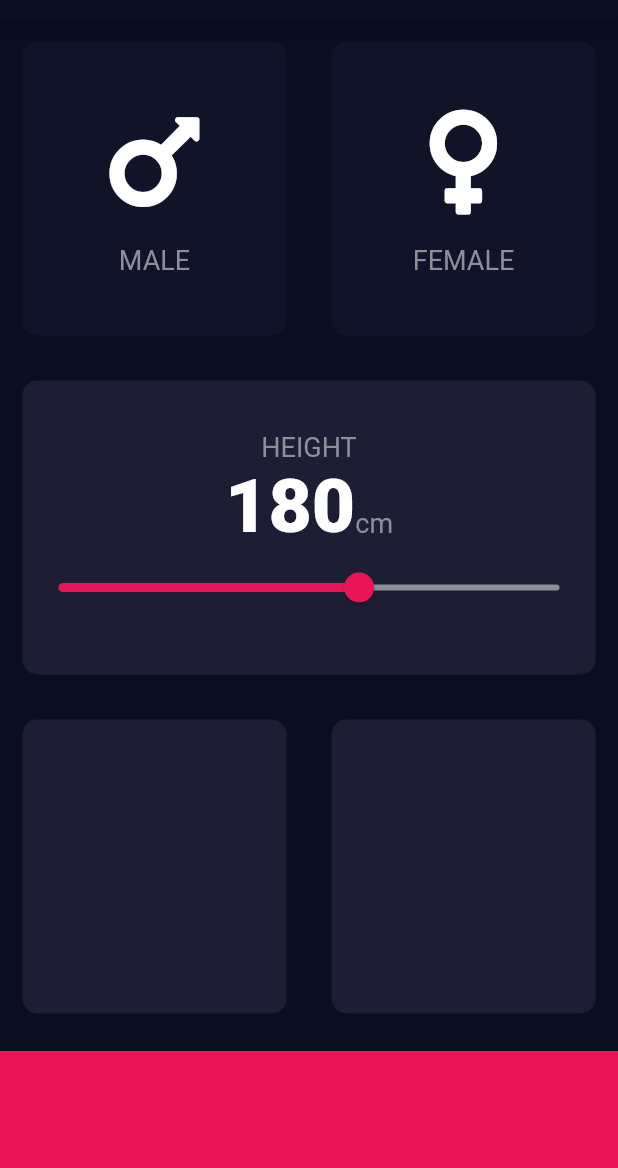
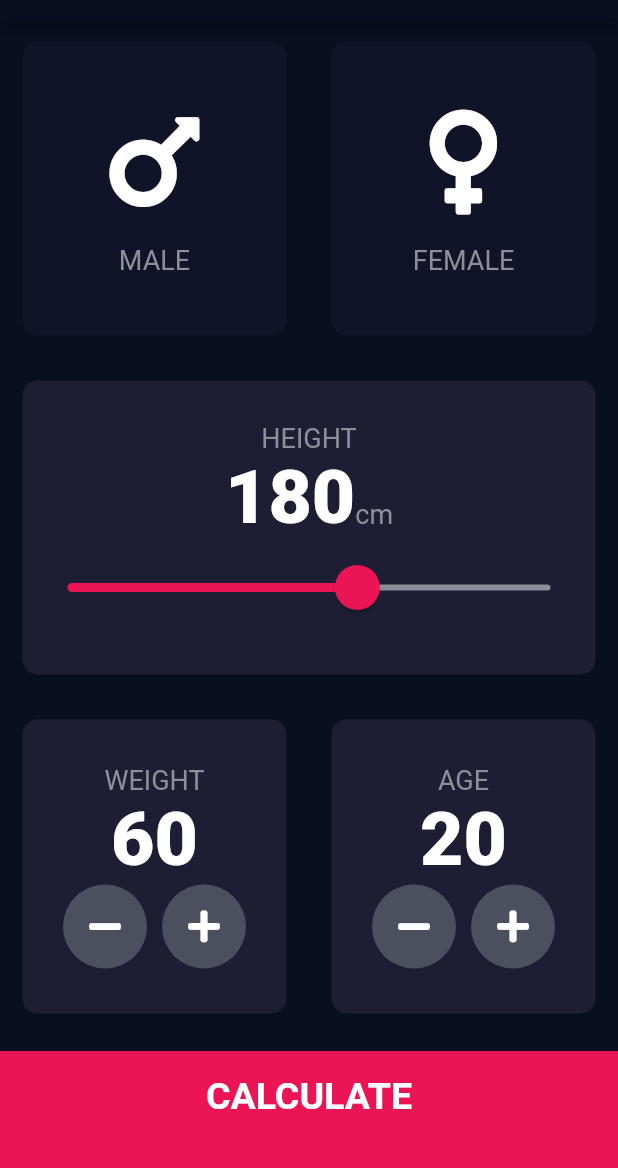
Before and after one commit to Vanshikaa00/bmi_calculator, a Flutter app: the screen it shows after launch, on a phone screen of 412 x 824 dp, the part 65-1233 px from its top. Run offline on Flutter 3.47's test engine with Material 2 defaults, Android fonts, the phone set to English and light mode, and no system bars; our stand-ins replace font_awesome_flutter.

Commit message:
COMMIT-3

```diff
--- /dev/null
+++ b/lib/calculator_brain.dart
@@ -0,0 +1,32 @@
+import 'dart:math';
+
+class CalculatorBrain {
+  CalculatorBrain({this.height, this.weight});
+  final int height;
+  final int weight;
+  double _bmi;
+  String calculateBMI() {
+    _bmi = weight / pow(height / 100, 2);
+    return _bmi.toStringAsFixed(1);
+  }
+
+  String getResult() {
+    if (_bmi >= 25) {
+      return 'Overweight';
+    } else if (_bmi >= 18.5) {
+      return 'Normal';
+    } else {
+      return 'Underweight';
+    }
+  }
+
+  String getInterpretation() {
+    if (_bmi >= 25) {
+      return 'You have a higher body weight. So, try to exercise more.';
+    } else if (_bmi >= 18.5) {
+      return 'You have a normal body weight. Good job!';
+    } else {
+      return 'You have a lower than normal body weight. So, you can eat a bit more.';
+    }
+  }
+}
--- /dev/null
+++ b/lib/components/bottom_button.dart
@@ -0,0 +1,28 @@
+import 'package:flutter/material.dart';
+import '../constants.dart';
+
+class BottomButton extends StatelessWidget {
+  final Function onTap;
+  final String ButtonTitle;
+  BottomButton({@required this.onTap, @required this.ButtonTitle});
+
+  @override
+  Widget build(BuildContext context) {
+    return GestureDetector(
+      onTap: onTap,
+      child: Container(
+        child: Center(
+          child: Text(
+            ButtonTitle,
+            style: kLargeButtonStyle,
+          ),
+        ),
+        color: kBottomContainerColor,
+        margin: EdgeInsets.only(top: 10.0),
+        width: double.infinity,
+        padding: EdgeInsets.only(bottom: 20.0),
+        height: kBottomContainerHeight,
+      ),
+    );
+  }
+}
--- a/lib/icon_content.dart
+++ b/lib/components/icon_content.dart
@@ -1,5 +1,5 @@
 import 'package:flutter/material.dart';
-import 'constants.dart';
+import '../constants.dart';
 
 class IconContent extends StatelessWidget {
   IconContent({@required this.icon, this.label});
--- /dev/null
+++ b/lib/components/round_icon_button.dart
@@ -0,0 +1,19 @@
+import 'package:flutter/material.dart';
+import 'package:bmicalculator/constants.dart';
+
+class RoundIconButton extends StatelessWidget {
+  RoundIconButton({@required this.icon, @required this.onPressed});
+  final IconData icon;
+  final Function onPressed;
+  @override
+  Widget build(BuildContext context) {
+    return RawMaterialButton(
+      child: Icon(icon),
+      onPressed: onPressed,
+      elevation: 0.0,
+      constraints: BoxConstraints.tightFor(width: 56.0, height: 56.0),
+      shape: CircleBorder(),
+      fillColor: Color(0xFF4C4F5E),
+    );
+  }
+}
--- a/lib/input_page.dart
+++ /dev/null
@@ -1,135 +0,0 @@
-import 'package:flutter/cupertino.dart';
-import 'package:flutter/material.dart';
-import 'package:font_awesome_flutter/font_awesome_flutter.dart';
-import 'icon_content.dart';
-import 'reusable_card.dart';
-import 'constants.dart';
-
-enum Gender {
-  female,
-  male,
-}
-
-class InputPage extends StatefulWidget {
-  @override
-  _InputPageState createState() => _InputPageState();
-}
-
-class _InputPageState extends State<InputPage> {
-  Gender selectedGender;
-  int height = 180;
-  @override
-  Widget build(BuildContext context) {
-    return Scaffold(
-      appBar: AppBar(
-        title: Text('BMI CALCULATOR'),
-      ),
-      body: Column(
-        crossAxisAlignment: CrossAxisAlignment.stretch,
-        children: <Widget>[
-          Expanded(
-            child: Row(
-              children: <Widget>[
-                Expanded(
-                  child: ReusableCard(
-                    onPress: () {
-                      setState(() {
-                        selectedGender = Gender.male;
-                      });
-                    },
-                    colour: selectedGender == Gender.male
-                        ? kActiveCardColour
-                        : kInactiveCardColour,
-                    cardChild: IconContent(
-                      icon: FontAwesomeIcons.mars,
-                      label: 'MALE',
-                    ),
-                  ),
-                ),
-                Expanded(
-                  child: ReusableCard(
-                    onPress: () {
-                      setState(() {
-                        selectedGender = Gender.female;
-                      });
-                    },
-                    colour: selectedGender == Gender.female
-                        ? kActiveCardColour
-                        : kInactiveCardColour,
-                    cardChild: IconContent(
-                      icon: FontAwesomeIcons.venus,
-                      label: 'FEMALE',
-                    ),
-                  ),
-                )
-              ],
-            ),
-          ),
-          Expanded(
-            child: ReusableCard(
-              colour: kActiveCardColor,
-              cardChild: Column(
-                mainAxisAlignment: MainAxisAlignment.center,
-                children: <Widget>[
-                  Text(
-                    'HEIGHT',
-                    style: kLabelTextStyle,
-                  ),
-                  Row(
-                    mainAxisAlignment: MainAxisAlignment.center,
-                    crossAxisAlignment: CrossAxisAlignment.baseline,
-                    textBaseline: TextBaseline.alphabetic,
-                    children: <Widget>[
-                      Text(
-                        height.toString(),
-                        style: kNumberTextStyle,
-                      ),
-                      Text(
-                        'cm',
-                        style: kLabelTextStyle,
-                      ),
-                    ],
-                  ),
-                  Slider(
-                    value: height.toDouble(),
-                    min: 120.0,
-                    max: 220.0,
-                    activeColor: Color(0xFFEB1555),
-                    inactiveColor: Color(0xFF8D8E98),
-                    onChanged: (double newValue) {
-                      setState(() {
-                        height = newValue.round();
-                      });
-                    },
-                  ),
-                ],
-              ),
-            ),
-          ),
-          Expanded(
-            child: Row(
-              children: <Widget>[
-                Expanded(
-                  child: ReusableCard(
-                    colour: kActiveCardColor,
-                  ),
-                ),
-                Expanded(
-                  child: ReusableCard(
-                    colour: kActiveCardColor,
-                  ),
-                )
-              ],
-            ),
-          ),
-          Container(
-            color: kBottomContainerColor,
-            margin: EdgeInsets.only(top: 10.0),
-            width: double.infinity,
-            height: kBottomContainerHeight,
-          ),
-        ],
-      ),
-    );
-  }
-}
--- a/lib/main.dart
+++ b/lib/main.dart
@@ -1,5 +1,5 @@
 import 'package:flutter/material.dart';
-import 'input_page.dart';
+import 'screens/input_page.dart';
 
 void main() => runApp(BMICalculator());
 
--- /dev/null
+++ b/lib/screens/input_page.dart
@@ -0,0 +1,237 @@
+import 'package:bmicalculator/screens/results_page.dart';
+import 'package:flutter/cupertino.dart';
+import 'package:flutter/material.dart';
+import 'package:font_awesome_flutter/font_awesome_flutter.dart';
+import '../components/icon_content.dart';
+import '../components/reusable_card.dart';
+import '../constants.dart';
+import '../components/bottom_button.dart';
+import 'results_page.dart';
+import 'package:bmicalculator/components/round_icon_button.dart';
+import 'package:bmicalculator/calculator_brain.dart';
+
+enum Gender {
+  female,
+  male,
+}
+
+class InputPage extends StatefulWidget {
+  @override
+  _InputPageState createState() => _InputPageState();
+}
+
+class _InputPageState extends State<InputPage> {
+  Gender selectedGender;
+  int height = 180;
+  int weight = 60;
+  int age = 20;
+
+  @override
+  Widget build(BuildContext context) {
+    return Scaffold(
+      appBar: AppBar(
+        title: Text('BMI CALCULATOR'),
+      ),
+      body: Column(
+        crossAxisAlignment: CrossAxisAlignment.stretch,
+        children: <Widget>[
+          Expanded(
+            child: Row(
+              children: <Widget>[
+                Expanded(
+                  child: ReusableCard(
+                    onPress: () {
+                      setState(() {
+                        selectedGender = Gender.male;
+                      });
+                    },
+                    colour: selectedGender == Gender.male
+                        ? kActiveCardColour
+                        : kInactiveCardColour,
+                    cardChild: IconContent(
+                      icon: FontAwesomeIcons.mars,
+                      label: 'MALE',
+                    ),
+                  ),
+                ),
+                Expanded(
+                  child: ReusableCard(
+                    onPress: () {
+                      setState(() {
+                        selectedGender = Gender.female;
+                      });
+                    },
+                    colour: selectedGender == Gender.female
+                        ? kActiveCardColour
+                        : kInactiveCardColour,
+                    cardChild: IconContent(
+                      icon: FontAwesomeIcons.venus,
+                      label: 'FEMALE',
+                    ),
+                  ),
+                )
+              ],
+            ),
+          ),
+          Expanded(
+            child: ReusableCard(
+              colour: kActiveCardColor,
+              cardChild: Column(
+                mainAxisAlignment: MainAxisAlignment.center,
+                children: <Widget>[
+                  Text(
+                    'HEIGHT',
+                    style: kLabelTextStyle,
+                  ),
+                  Row(
+                    mainAxisAlignment: MainAxisAlignment.center,
+                    crossAxisAlignment: CrossAxisAlignment.baseline,
+                    textBaseline: TextBaseline.alphabetic,
+                    children: <Widget>[
+                      Text(
+                        height.toString(),
+                        style: kNumberTextStyle,
+                      ),
+                      Text(
+                        'cm',
+                        style: kLabelTextStyle,
+                      ),
+                    ],
+                  ),
+                  SliderTheme(
+                    data: SliderTheme.of(context).copyWith(
+                      inactiveTrackColor: Color(0xFF8D8E98),
+                      activeTrackColor: Colors.white,
+                      thumbColor: Color(0xFFEB1555),
+                      overlayColor: Color(0x29EB1555),
+                      thumbShape:
+                          RoundSliderThumbShape(enabledThumbRadius: 15.0),
+                      overlayShape:
+                          RoundSliderOverlayShape(overlayRadius: 30.0),
+                    ),
+                    child: Slider(
+                      value: height.toDouble(),
+                      min: 120.0,
+                      max: 220.0,
+                      activeColor: Color(0xFFEB1555),
+                      onChanged: (double newValue) {
+                        setState(() {
+                          height = newValue.round();
+                        });
+                      },
+                    ),
+                  ),
+                ],
+              ),
+            ),
+          ),
+          Expanded(
+            child: Row(
+              children: <Widget>[
+                Expanded(
+                  child: ReusableCard(
+                    colour: kActiveCardColor,
+                    cardChild: Column(
+                      mainAxisAlignment: MainAxisAlignment.center,
+                      children: <Widget>[
+                        Text(
+                          'WEIGHT',
+                          style: kLabelTextStyle,
+                        ),
+                        Text(
+                          weight.toString(),
+                          style: kNumberTextStyle,
+                        ),
+                        Row(
+                          mainAxisAlignment: MainAxisAlignment.center,
+                          children: <Widget>[
+                            RoundIconButton(
+                              icon: FontAwesomeIcons.minus,
+                              onPressed: () {
+                                setState(() {
+                                  weight--;
+                                });
+                              },
+                            ),
+                            SizedBox(
+                              width: 10.0,
+                            ),
+                            RoundIconButton(
+                                icon: FontAwesomeIcons.plus,
+                                onPressed: () {
+                                  setState(() {
+                                    weight++;
+                                  });
+                                }),
+                          ],
+                        ),
+                      ],
+                    ),
+                  ),
+                ),
+                Expanded(
+                  child: ReusableCard(
+                    colour: kActiveCardColor,
+                    cardChild: Column(
+                      mainAxisAlignment: MainAxisAlignment.center,
+                      children: <Widget>[
+                        Text(
+                          'AGE',
+                          style: kLabelTextStyle,
+                        ),
+                        Text(
+                          age.toString(),
+                          style: kNumberTextStyle,
+                        ),
+                        Row(
+                          mainAxisAlignment: MainAxisAlignment.center,
+                          children: <Widget>[
+                            RoundIconButton(
+                              icon: FontAwesomeIcons.minus,
+                              onPressed: () {
+                                setState(() {
+                                  age--;
+                                });
+                              },
+                            ),
+                            SizedBox(
+                              width: 10.0,
+                            ),
+                            RoundIconButton(
+                              icon: FontAwesomeIcons.plus,
+                              onPressed: () {
+                                setState(() {
+                                  age++;
+                                });
+                              },
+                            ),
+                          ],
+                        ),
+                      ],
+                    ),
+                  ),
+                )
+              ],
+            ),
+          ),
+          BottomButton(
+              ButtonTitle: 'CALCULATE',
+              onTap: () {
+                CalculatorBrain calc =
+                    CalculatorBrain(height: height, weight: weight);
+
+                Navigator.push(
+                  context,
+                  MaterialPageRoute(
+                      builder: (context) => ResultsPage(
+                            bmiResult: calc.calculateBMI(),
+                            resultText: calc.getResult(),
+                            interpretation: calc.getInterpretation(),
+                          )),
+                );
+              }),
+        ],
+      ),
+    );
+  }
+}
```
Also changed, not shown: lib/constants.dart (+17 -0 lines), lib/screens/results_page.dart (added, +67 -0 lines), lib/components/reusable_card.dart (renamed from lib/reusable_card.dart).
